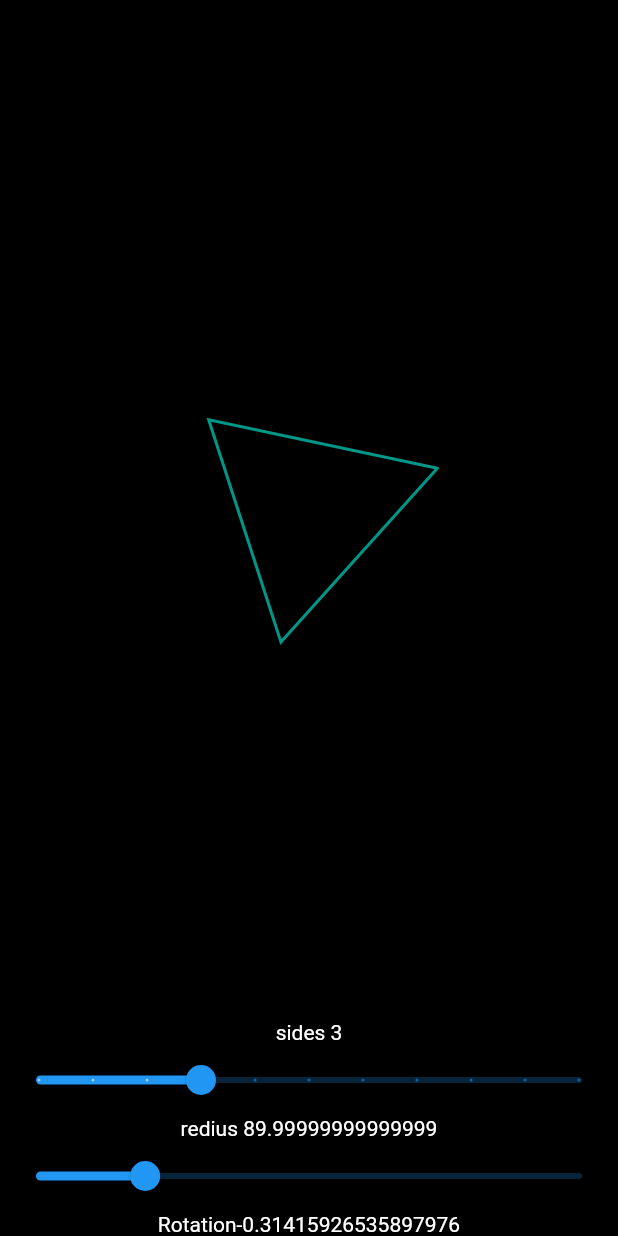
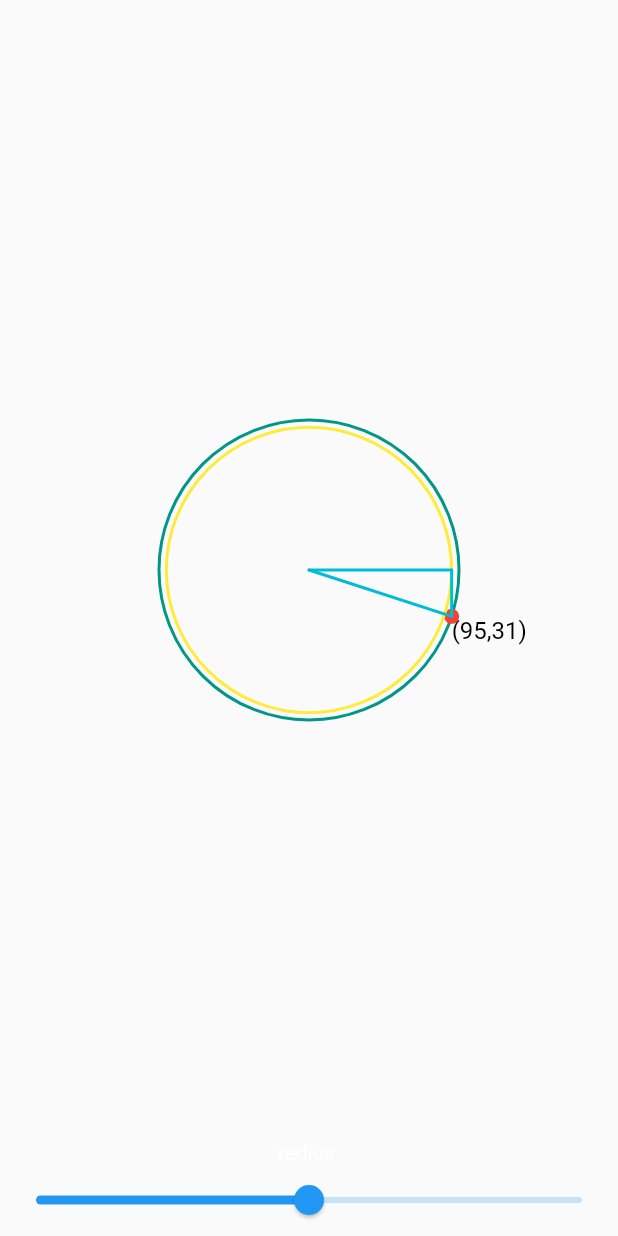
Before and after one commit to kanjiyakeyur/Animation-App, a Flutter app: the screen it shows after launch, on a phone screen of 412 x 824 dp. Run offline on Flutter 3.47's test engine with Material 2 defaults, Android fonts, the phone set to English and light mode, and no system bars.

Commit message:
auto change inside circle and triangle or redius is controll by scroller

```diff
--- a/lib/main.dart
+++ b/lib/main.dart
@@ -12,7 +12,6 @@ class MyApp extends StatelessWidget {
     return MaterialApp(
       title: 'Flutter Demo',
       theme: ThemeData(
-        canvasColor: Colors.black,
         visualDensity: VisualDensity.adaptivePlatformDensity,
       ),
       home: TextAnimation(),
--- a/lib/test.dart
+++ b/lib/test.dart
@@ -10,16 +10,12 @@ class _TextAnimationState extends State<TextAnimation>
     with TickerProviderStateMixin {
   Animation<double> animation;
   AnimationController controller;
-  Animation<double> rediusAnimation;
   Tween<double> _rotationTween = Tween(begin: -math.pi, end: math.pi);
-  Tween<double> _rediusTween = Tween(begin: 0, end: 200);
-  int _side = 3;
-  double _redius = 50;
+  double _redius = 100;
 
   @override
   void initState() {
     super.initState();
-
     controller =
         AnimationController(vsync: this, duration: Duration(seconds: 5));
 
@@ -29,17 +25,7 @@ class _TextAnimationState extends State<TextAnimation>
       })
       ..addStatusListener((status) {
         if (status == AnimationStatus.completed) {
-          controller.reverse();
-        } else if (status == AnimationStatus.dismissed) {
-          controller.forward();
-        }
-      });
-
-    rediusAnimation = _rediusTween.animate(controller)
-      ..addListener(() {})
-      ..addStatusListener((status) {
-        if (status == AnimationStatus.completed) {
-          controller.reverse();
+          controller.repeat();
         } else if (status == AnimationStatus.dismissed) {
           controller.forward();
         }
@@ -49,48 +35,39 @@ class _TextAnimationState extends State<TextAnimation>
   }
 
   @override
+  void didChangeDependencies() {
+    super.didChangeDependencies();
+  }
+
+  @override
+  void dispose() {
+    super.dispose();
+    controller.dispose();
+  }
+
+  @override
   Widget build(BuildContext context) {
     return Scaffold(
       body: Column(
         children: [
           Expanded(
             child: CustomPaint(
-              painter:
-                  ShapePainter(rediusAnimation.value, _side, animation.value),
+              painter: ShapePainter(_redius, 50, animation.value),
               child: Container(),
             ),
           ),
           Text(
-            'sides ' + _side.toString(),
-            style: TextStyle(color: Colors.white),
-          ),
-          Slider(
-            value: _side.toDouble(),
-            max: 10,
-            label: _side.toString(),
-            divisions: 10,
-            onChanged: (value) {
-              setState(() {
-                _side = value.toInt();
-              });
-            },
-          ),
-          Text(
-            'redius ' + rediusAnimation.value.toString(),
+            'redius ',
             style: TextStyle(color: Colors.white),
           ),
           Slider(
             value: _redius,
-            max: 250,
+            max: 200,
             onChanged: (value) {
               setState(() {
                 _redius = value;
               });
             },
-          ),
-          Text(
-            'Rotation' + animation.value.toString(),
-            style: TextStyle(color: Colors.white),
           ),
         ],
       ),
@@ -99,38 +76,69 @@ class _TextAnimationState extends State<TextAnimation>
 }
 
 class ShapePainter extends CustomPainter {
-  final double redius;
-  final int side;
+  final double radius;
+  final double radius2;
   final double rotation;
-  ShapePainter(this.redius, this.side, this.rotation);
+  ShapePainter(this.radius, this.radius2, this.rotation);
   @override
   void paint(Canvas canvas, Size size) {
-    var paint = Paint()
+    var paint1 = Paint()
       ..color = Colors.teal
       ..strokeWidth = 2
       ..style = PaintingStyle.stroke
       ..strokeCap = StrokeCap.round;
 
-    var path = Path();
-    var angle = (math.pi * 2) / side;
+    var paint2 = Paint()
+      ..color = Colors.red
+      ..strokeWidth = 20
+      ..style = PaintingStyle.fill
+      ..strokeCap = StrokeCap.round;
+
+    var paint3 = Paint()
+      ..color = Colors.yellow
+      ..strokeWidth = 2
+      ..style = PaintingStyle.stroke
+      ..strokeCap = StrokeCap.round;
+
+    var paint4 = Paint()
+      ..color = Colors.cyan
+      ..strokeWidth = 2
+      ..style = PaintingStyle.stroke
+      ..strokeCap = StrokeCap.round;
+
     Offset center = Offset(size.width / 2, size.height / 2);
+    Offset dotPosittion = Offset(radius * math.cos(rotation) + center.dx,
+        radius * math.sin(rotation) + center.dy);
+    canvas.drawCircle(center, radius, paint1);
+    canvas.drawCircle(dotPosittion, 5, paint2);
+    canvas.drawCircle(
+        center,
+        math.cos(rotation) >= 0
+            ? radius * math.cos(rotation)
+            : -radius * math.cos(rotation),
+        paint3);
+    canvas.drawLine(center,
+        Offset(radius * math.cos(rotation) + center.dx, center.dy), paint4);
+    canvas.drawLine(center, dotPosittion, paint4);
+    canvas.drawLine(Offset(radius * math.cos(rotation) + center.dx, center.dy),
+        dotPosittion, paint4);
 
-    Offset startPoint =
-        Offset(redius * math.cos(rotation), redius * math.sin(rotation));
-
-    path.moveTo(startPoint.dx + center.dx, startPoint.dy + center.dy);
-
-    for (int i = 1; i <= side; i++) {
-      double dx = redius * math.cos(angle * i + rotation) + center.dx;
-      double dy = redius * math.sin(angle * i + rotation) + center.dy;
-      path.lineTo(dx, dy);
-    }
-    canvas.drawPath(path, paint);
+    final textspan = TextSpan(
+        text:
+            "(${(dotPosittion.dx - center.dx).round()},${(dotPosittion.dy - center.dy).round()})",
+        style: TextStyle(color: Colors.black, fontSize: 16));
+    final txtPrinter = TextPainter(
+      text: textspan,
+      textDirection: TextDirection.ltr,
+    );
+    txtPrinter.layout(minWidth: 0, maxWidth: 100);
+    txtPrinter.paint(canvas, dotPosittion);
+    //canvas.drawLine(center, Offset(center.dx - radius, center.dy), paint4);
   }
 
   @override
   bool shouldRepaint(CustomPainter oldDeleget) {
-    return false;
+    return true;
   }
 }
 
```
